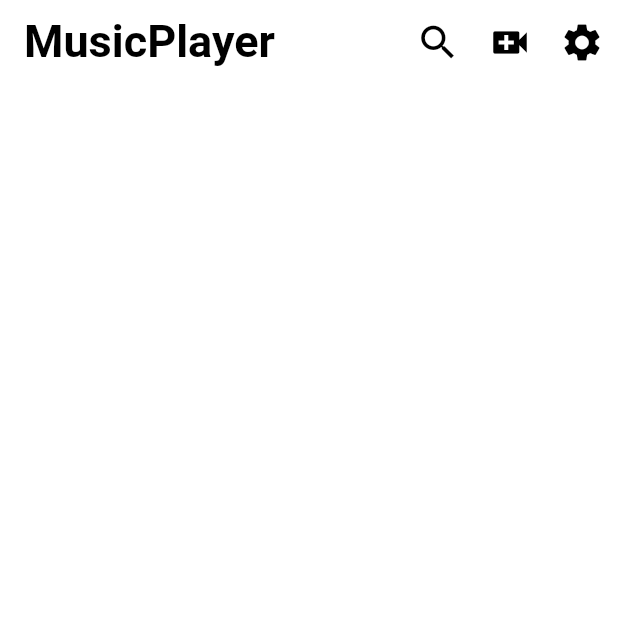
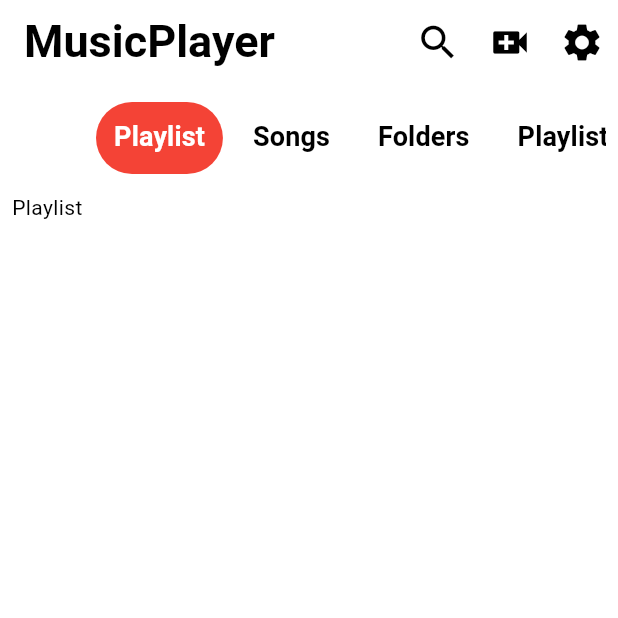
Before and after one commit to seiffbdd/MusicPlayer, a Flutter app: the screen it shows after launch, on a phone screen of 412 x 824 dp, the top half of it. Run offline on Flutter 3.47's test engine with Material 3 defaults, Android fonts, the phone set to English and light mode, and no system bars; our stand-ins replace go_router, shared_preferences.

Commit message:
make the TabBar

```diff
--- a/lib/core/utils/styles.dart
+++ b/lib/core/utils/styles.dart
@@ -9,8 +9,10 @@ abstract class Styles {
   static const textStyle20 = TextStyle(
       fontSize: 20, fontWeight: FontWeight.bold, fontFamily: 'GT Sectra Fine');
 
-  static const textStyle18 =
-      TextStyle(fontSize: 18, fontWeight: FontWeight.w600);
+  static const textStyle18 = TextStyle(
+    fontSize: 18,
+    fontWeight: FontWeight.w600,
+  );
 
   static const textStyle16 = TextStyle(
       fontSize: 16, fontWeight: FontWeight.w500, fontFamily: 'GT Sectra Fine');
--- a/lib/features/home/presentation/view/home_view.dart
+++ b/lib/features/home/presentation/view/home_view.dart
@@ -3,12 +3,19 @@ import 'package:go_router/go_router.dart';
 import 'package:music_player/core/utils/app_router.dart';
 import 'package:music_player/core/utils/styles.dart';
 
-class HomeView extends StatelessWidget {
+class HomeView extends StatefulWidget {
   const HomeView({super.key});
 
   @override
+  State<HomeView> createState() => _HomeViewState();
+}
+
+class _HomeViewState extends State<HomeView> {
+  @override
   Widget build(BuildContext context) {
-    return Scaffold(
+    return DefaultTabController(
+      length: _tabs.length,
+      child: Scaffold(
         appBar: AppBar(
           title: Text(
             'MusicPlayer',
@@ -34,6 +41,72 @@ class HomeView extends StatelessWidget {
             ),
           ],
         ),
+        body: Padding(
+          padding: const EdgeInsets.symmetric(horizontal: 8.0, vertical: 12.0),
+          child: Column(
+            children: [
+              TabBar(
+                padding: EdgeInsets.only(bottom: 12.0),
+                indicatorPadding: EdgeInsets.symmetric(horizontal: -12.0),
+                dividerColor: Colors.transparent,
+                isScrollable: true,
+                indicator: BoxDecoration(
+                  color: Colors.red,
+                  borderRadius: BorderRadius.circular(40.0),
+                ),
+                labelStyle: Styles.textStyle18.copyWith(
+                  color: Colors.white,
+                ),
+                unselectedLabelStyle: Styles.textStyle18,
+                tabs: _tabs,
+              ),
+              Expanded(
+                child: TabBarView(children: [
+                  Text('Playlist'),
+                  Text('Songs'),
+                  Text('Folders'),
+                  Text('Playlist'),
+                  Text('Playlist'),
+                  Text('Playlist'),
+                  Text('Playlist'),
+                  Text('Playlist'),
+                  Text('Playlist'),
+                ]),
+              )
+            ],
+          ),
+        ),
+      ),
     );
   }
+
+  final List<Tab> _tabs = [
+    Tab(
+      child: Text('Playlist'),
+    ),
+    Tab(
+      child: Text('Songs'),
+    ),
+    Tab(
+      child: Text('Folders'),
+    ),
+    Tab(
+      child: Text('Playlist'),
+    ),
+    Tab(
+      child: Text('Songs'),
+    ),
+    Tab(
+      child: Text('Folders'),
+    ),
+    Tab(
+      child: Text('Playlist'),
+    ),
+    Tab(
+      child: Text('Songs'),
+    ),
+    Tab(
+      child: Text('Folders'),
+    ),
+  ];
 }
```
Also changed, not shown: lib/features/home/presentation/view/widgets/custom_tab.dart (added, +10 -0 lines). Lines whose indentation alone changed are shown as unchanged.
